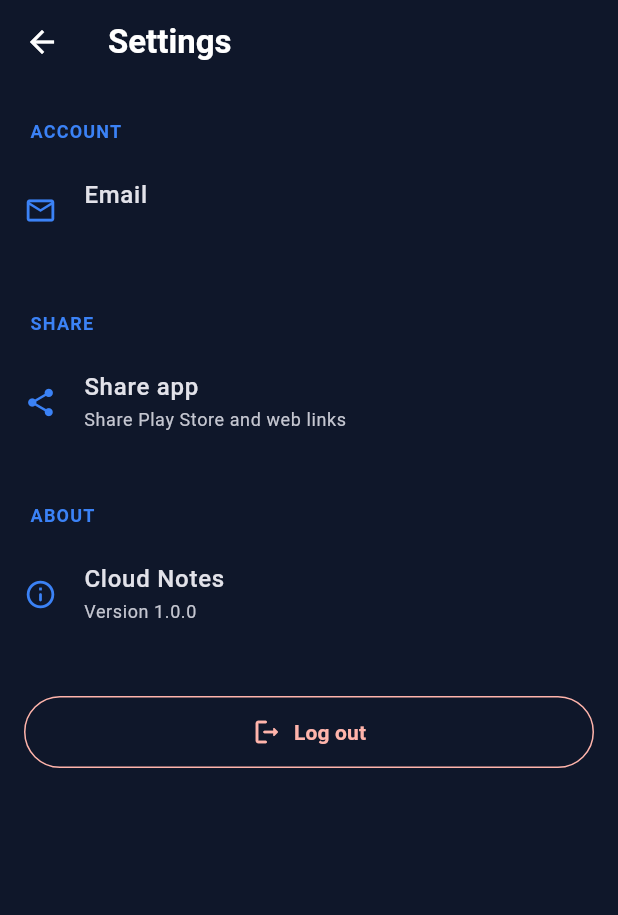
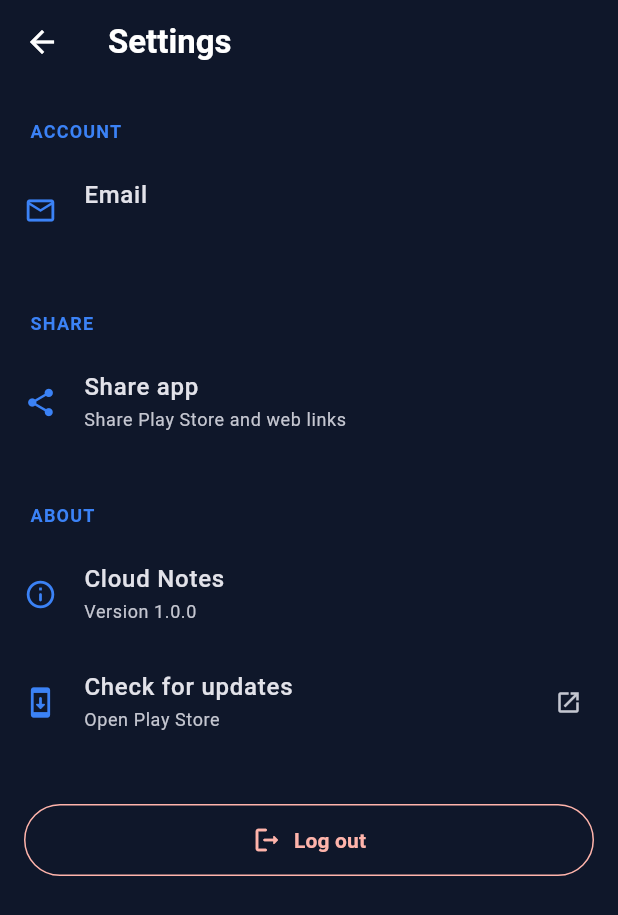
Before and after one commit to bilalparray/Cloud-Notes, a Flutter app: the SettingsScreen screen opened directly, after a tap on "Share app", on a phone screen of 412 x 824 dp. Shown: the top 915 px of the screen. Run offline on Flutter 3.47's test engine with Material 3 defaults, Android fonts, the light colour scheme and no system bars; our stand-ins replace cloud_firestore, cloud_functions, firebase_auth, firebase_core, google_sign_in, permission_handler and 2 more; missing offline and left inert: mobile_scanner; accounts and stored records are empty.

Commit message:
Enhance settings screen with URL launcher integration for Play Store access. Update pubspec.yaml to include url_launcher dependency and modify pubspec.lock accordingly. Refactor share functionality to utilize AppConfig for dynamic content.

```diff
--- /dev/null
+++ b/lib/config/app_config.dart
@@ -0,0 +1,20 @@
+/// App URLs and version – update these in one place for Settings, share, and Play Store.
+class AppConfig {
+  AppConfig._();
+
+  /// App version shown in Settings (About). Keep in sync with pubspec.yaml version.
+  static const String appVersion = '1.0.0';
+
+  /// Play Store app listing – used by "Check for updates" and share text.
+  static const String playStoreUrl =
+      'https://play.google.com/store/apps/details?id=com.qayham.cloudnotes';
+
+  /// Web app URL – used in share text.
+  static const String webUrl = 'https://qayham.com/cloudnotes';
+
+  /// Text shared when user taps "Share app" in Settings.
+  static String get shareText =>
+      'Check out Cloud Notes – sync your notes across devices.\n\n'
+      'Android: $playStoreUrl\n'
+      'Web: $webUrl';
+}
--- a/lib/screens/settings_screen.dart
+++ b/lib/screens/settings_screen.dart
@@ -1,19 +1,11 @@
 import 'package:flutter/material.dart';
 import 'package:share_plus/share_plus.dart';
+import 'package:url_launcher/url_launcher.dart';
+import '../config/app_config.dart';
 import '../services/auth_service.dart';
 
 class SettingsScreen extends StatelessWidget {
   const SettingsScreen({super.key});
-
-  static const String appVersion = '1.0.0';
-  static const String playStoreUrl =
-      'https://play.google.com/store/apps/details?id=com.qayham.cloudnotes';
-  static const String webUrl = 'https://qayham.com/cloudnotes';
-
-  static String get _shareText =>
-      'Check out Cloud Notes – sync your notes across devices.\n\n'
-      'Android: $playStoreUrl\n'
-      'Web: $webUrl';
 
   @override
   Widget build(BuildContext context) {
@@ -74,7 +66,23 @@ class SettingsScreen extends StatelessWidget {
           const _SettingsTile(
             icon: Icons.info_outline_rounded,
             title: 'Cloud Notes',
-            subtitle: 'Version $appVersion',
+            subtitle: 'Version ${AppConfig.appVersion}',
+          ),
+          ListTile(
+            leading: Icon(Icons.system_update_rounded,
+                size: 22, color: colorScheme.primary),
+            title: const Text(
+              'Check for updates',
+              style: TextStyle(fontWeight: FontWeight.w500),
+            ),
+            subtitle: Text(
+              'Open Play Store',
+              style: Theme.of(context).textTheme.bodySmall?.copyWith(
+                    color: colorScheme.onSurfaceVariant,
+                  ),
+            ),
+            trailing: const Icon(Icons.open_in_new, size: 18),
+            onTap: () => _openPlayStore(context),
           ),
           const SizedBox(height: 32),
           Padding(
@@ -101,20 +109,39 @@ class SettingsScreen extends StatelessWidget {
     );
   }
 
+  Future<void> _openPlayStore(BuildContext context) async {
+    final uri = Uri.parse(AppConfig.playStoreUrl);
+    try {
+      if (await canLaunchUrl(uri)) {
+        await launchUrl(uri, mode: LaunchMode.externalApplication);
+      } else if (context.mounted) {
+        _showSnackBar(context, 'Could not open Play Store');
+      }
+    } catch (e) {
+      if (context.mounted) {
+        _showSnackBar(context, 'Could not open Play Store');
+      }
+    }
+  }
+
+  void _showSnackBar(BuildContext context, String message) {
+    ScaffoldMessenger.of(context).showSnackBar(
+      SnackBar(
+        content: Text(message),
+        behavior: SnackBarBehavior.floating,
+      ),
+    );
+  }
+
   Future<void> _shareApp(BuildContext context) async {
     try {
       await Share.share(
-        _shareText,
+        AppConfig.shareText,
         subject: 'Cloud Notes – App & Web',
       );
     } catch (e) {
       if (context.mounted) {
-        ScaffoldMessenger.of(context).showSnackBar(
-          SnackBar(
-            content: Text('Could not share: $e'),
-            behavior: SnackBarBehavior.floating,
-          ),
-        );
+        _showSnackBar(context, 'Could not share: $e');
       }
     }
   }
--- a/pubspec.yaml
+++ b/pubspec.yaml
@@ -23,6 +23,7 @@ dependencies:
   mobile_scanner: ^6.0.2
   permission_handler: ^11.3.1
   share_plus: ^10.0.2
+  url_launcher: ^6.3.0
 
 dev_dependencies:
   flutter_test:
```
Also changed, not shown: pubspec.lock.
